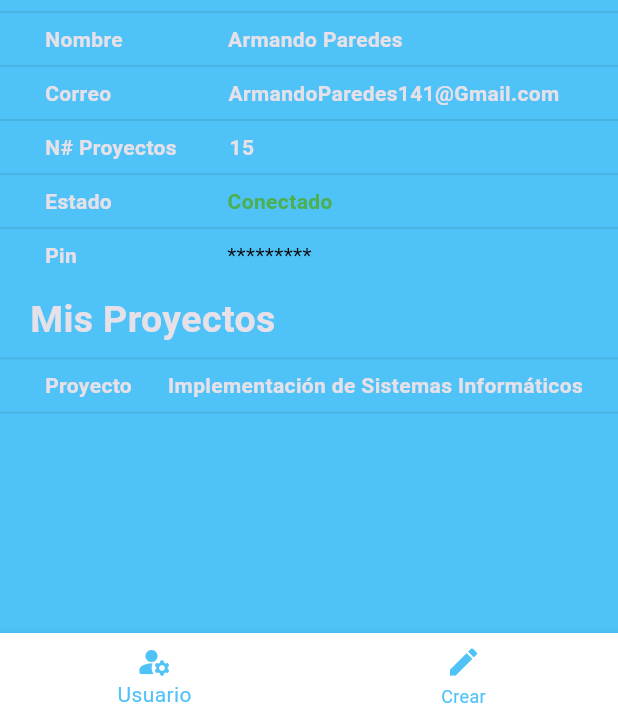
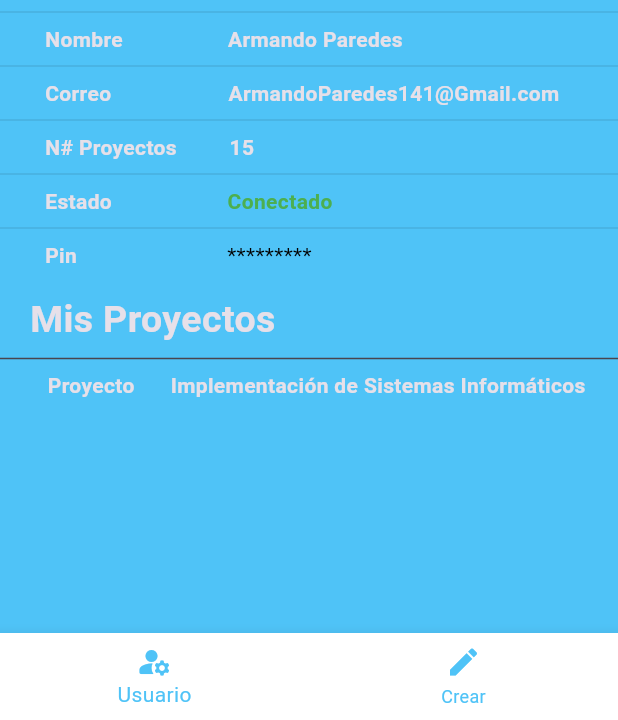
Before and after one commit to Zeustk/ManagerProject, a Flutter app: the Perfil_Usuario screen opened by its route, on a phone screen of 412 x 824 dp, the part 516-1236 px from its top. Run offline on Flutter 3.47's test engine with Material 3 defaults, Android fonts, the phone set to English and light mode, and no system bars; our stand-ins replace eva_icons_flutter, firebase_auth, firebase_core, flutter_secure_storage, font_awesome_flutter, get and 2 more; missing offline and left inert: dart:ffi; accounts and stored records are empty.

Commit message:
arreglando perfil

```diff
--- a/lib/src/ui/Page/Usuarios/PerfilUsuario.dart
+++ b/lib/src/ui/Page/Usuarios/PerfilUsuario.dart
@@ -12,9 +12,7 @@ class Perfil_Usuario extends StatelessWidget {
       bottomNavigationBar: BotonNavi(),
       drawer: Draweer(),
       appBar: AppBar(
-        actions: [
-
-        ],
+        actions: [],
         title: Center(
             child: Text(
           'Mi Perfil',
@@ -38,7 +36,7 @@ class Perfil_Usuario extends StatelessWidget {
               ),
             ),
             SingleChildScrollView(
-              scrollDirection: Axis.horizontal,
+              scrollDirection: Axis.vertical,
               child: Container(
                 height: 40,
                 width: 105,
@@ -134,18 +132,24 @@ class Perfil_Usuario extends StatelessWidget {
             SizedBox(
               height: 15,
             ),
+            Column(
+              children: [
                 Container(
                     margin: EdgeInsets.only(left: 20),
                     alignment: Alignment.topLeft,
                     child: Text(
                       'Mis Proyectos',
-                  style: TextStyle(fontSize: 25, fontWeight: FontWeight.bold),
+                      style:
+                          TextStyle(fontSize: 25, fontWeight: FontWeight.bold),
                     )),
-            Divider(color: Color.fromRGBO(0, 0, 0, 0.1)),
-            Row(
+                Divider(),
+                SingleChildScrollView(
+                  scrollDirection: Axis.horizontal,
+                  child: Row(
                     children: [
-                SizedBox(width: 30),
-                Text('Proyecto', style: TextStyle(fontWeight: FontWeight.bold)),
+                      SizedBox(width: 10),
+                      Text('Proyecto',
+                          style: TextStyle(fontWeight: FontWeight.bold)),
                       SizedBox(
                         width: 24,
                       ),
@@ -153,7 +157,9 @@ class Perfil_Usuario extends StatelessWidget {
                           style: TextStyle(fontWeight: FontWeight.bold)),
                     ],
                   ),
-            Divider(color: Color.fromRGBO(0, 0, 0, 0.1)),
+                ),
+              ],
+            )
           ],
         ),
       ),
```
Lines whose indentation alone changed are shown as unchanged.
